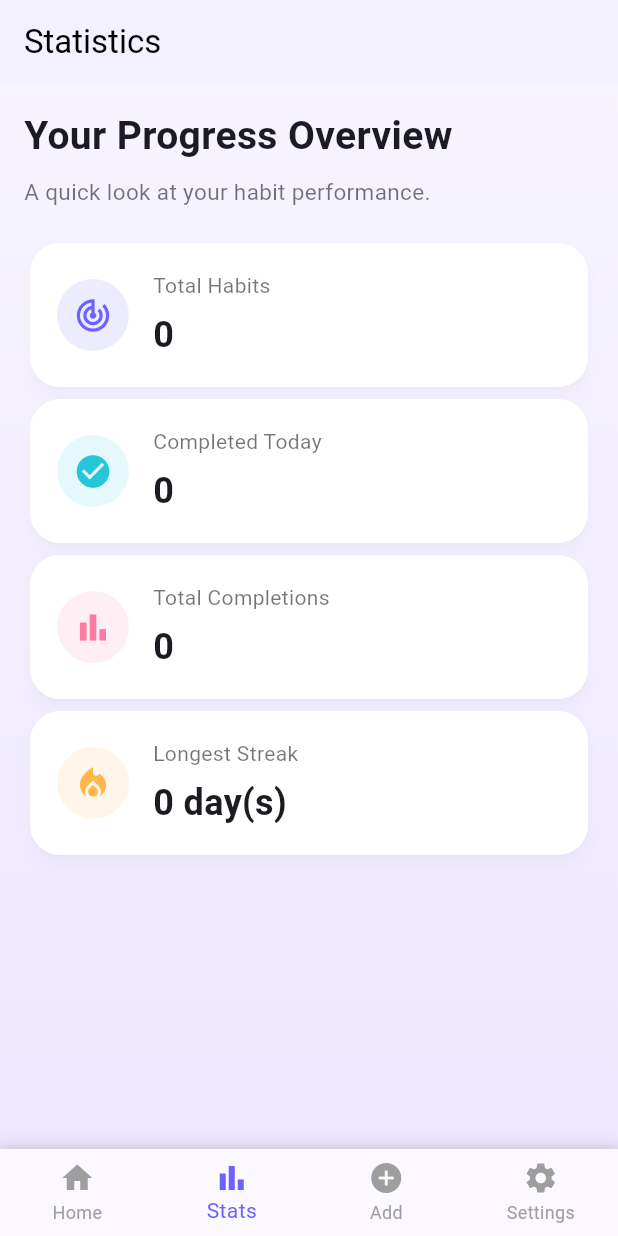
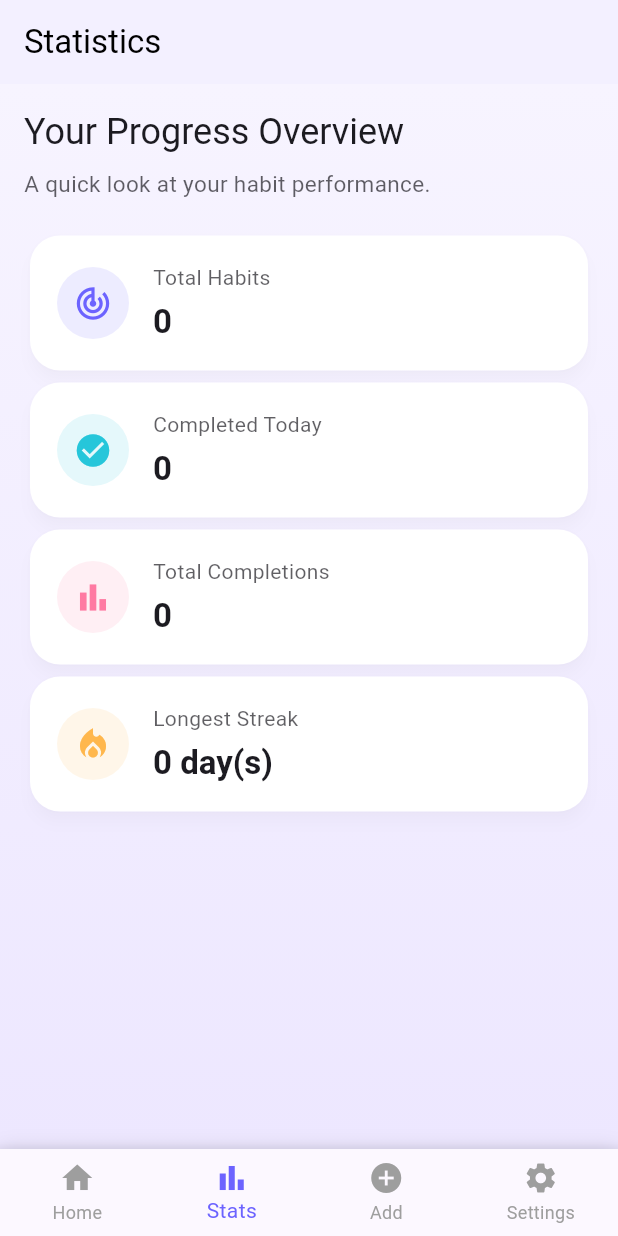
Before and after one commit to sanaul-writes-code/habit-mastery-league, a Flutter app: the screen it shows after launch, item 2 of the bottom bar chosen, on a phone screen of 412 x 824 dp. Run offline on Flutter 3.47's test engine with Material 3 defaults, Android fonts, the phone set to English and light mode, and no system bars; our stand-ins replace audioplayers, shared_preferences, sqflite; accounts and stored records are empty.

Commit message:
Fix dark mode text contrast for statistics screen and improve theme handling

```diff
--- a/lib/main.dart
+++ b/lib/main.dart
@@ -79,13 +79,13 @@ class MyApp extends StatelessWidget {
           ),
         ),
       ),
-      darkTheme: ThemeData(
+      darkTheme: ThemeData.dark().copyWith(
         useMaterial3: true,
+        colorScheme: const ColorScheme.dark(
+          primary: Colors.purpleAccent,
+          secondary: Colors.tealAccent,
+        ),
         scaffoldBackgroundColor: darkBg,
-        colorScheme: ColorScheme.fromSeed(
-          seedColor: primaryPurple,
-          brightness: Brightness.dark,
-        ),
       ),
       home: const SplashScreen(),
     );
--- a/lib/screens/statistics_screen.dart
+++ b/lib/screens/statistics_screen.dart
@@ -64,17 +64,17 @@ class _StatisticsScreenState extends State<StatisticsScreen> {
                 children: [
                   Text(
                     title,
-                    style: const TextStyle(
+                    style: TextStyle(
                       fontSize: 14,
-                      color: Colors.black54,
+                      color: Theme.of(context).colorScheme.onBackground.withOpacity(0.7),
                     ),
                   ),
                   const SizedBox(height: 6),
                   Text(
                     value,
-                    style: const TextStyle(
-                      fontSize: 24,
+                    style: Theme.of(context).textTheme.titleLarge?.copyWith(
                       fontWeight: FontWeight.bold,
+                      color: Theme.of(context).colorScheme.onSurface,
                     ),
                   ),
                 ],
@@ -113,19 +113,16 @@ class _StatisticsScreenState extends State<StatisticsScreen> {
             : ListView(
                 padding: const EdgeInsets.all(16),
                 children: [
-                  const Text(
+                  Text(
                     'Your Progress Overview',
-                    style: TextStyle(
-                      fontSize: 26,
-                      fontWeight: FontWeight.bold,
-                    ),
+                    style: Theme.of(context).textTheme.headlineSmall,
                   ),
                   const SizedBox(height: 8),
-                  const Text(
+                  Text(
                     'A quick look at your habit performance.',
                     style: TextStyle(
                       fontSize: 15,
-                      color: Colors.black54,
+                      color: Theme.of(context).colorScheme.onBackground.withOpacity(0.7),
                     ),
                   ),
                   const SizedBox(height: 20),
```
